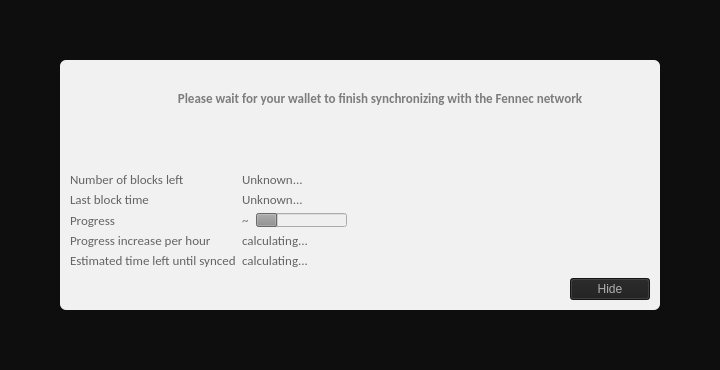
First picture: the form in fennec/qt/forms/modaloverlay.ui, repository FennecBlockchain/Fennec, before the edit.
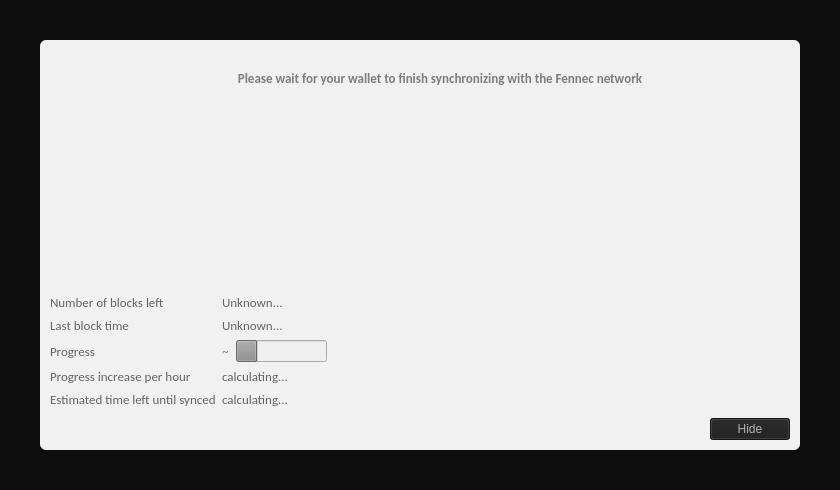
Second picture: the form after the edit. Icons and pictures are not drawn. Custom widgets are drawn as their Qt base class.

```diff
--- a/fennec/qt/forms/modaloverlay.ui
+++ b/fennec/qt/forms/modaloverlay.ui
@@ -6,8 +6,8 @@
    <rect>
     <x>0</x>
     <y>0</y>
-    <width>720</width>
-    <height>370</height>
+    <width>840</width>
+    <height>490</height>
    </rect>
   </property>
   <property name="windowTitle">
@@ -35,25 +35,64 @@
       <string notr="true">#bgWidget { background: rgba(0,0,0,240); }</string>
      </property>
      <layout class="QVBoxLayout" name="verticalLayoutMain" stretch="1">
+      <property name="spacing">
+       <number>7</number>
+      </property>
       <property name="leftMargin">
-       <number>60</number>
+       <number>40</number>
       </property>
       <property name="topMargin">
-       <number>60</number>
+       <number>40</number>
       </property>
       <property name="rightMargin">
-       <number>60</number>
+       <number>40</number>
       </property>
       <property name="bottomMargin">
-       <number>60</number>
+       <number>40</number>
       </property>
       <item>
        <widget class="QLabel" name="contentWidget">
+        <property name="enabled">
+         <bool>true</bool>
+        </property>
+        <property name="minimumSize">
+         <size>
+          <width>0</width>
+          <height>0</height>
+         </size>
+        </property>
+        <property name="maximumSize">
+         <size>
+          <width>16777215</width>
+          <height>16777215</height>
+         </size>
+        </property>
+        <property name="sizeIncrement">
+         <size>
+          <width>0</width>
+          <height>0</height>
+         </size>
+        </property>
+        <property name="baseSize">
+         <size>
+          <width>0</width>
+          <height>0</height>
+         </size>
+        </property>
         <property name="styleSheet">
          <string notr="true">#contentWidget { background: rgba(255,255,255,240); border-radius: 6px; }
 
 QLabel { color: rgb(40,40,40);  }</string>
         </property>
+        <property name="frameShape">
+         <enum>QFrame::NoFrame</enum>
+        </property>
+        <property name="frameShadow">
+         <enum>QFrame::Plain</enum>
+        </property>
+        <property name="lineWidth">
+         <number>1</number>
+        </property>
         <property name="pixmap">
          <pixmap resource="../bitcoin.qrc">:/icons/modal_background</pixmap>
         </property>
@@ -136,6 +175,9 @@
              <property name="topMargin">
               <number>0</number>
              </property>
+             <property name="bottomMargin">
+              <number>10</number>
+             </property>
              <item>
               <widget class="QLabel" name="infoText">
                <property name="font">
```
Left out of the diff: 77 changed lines with no effect on the pictures.
